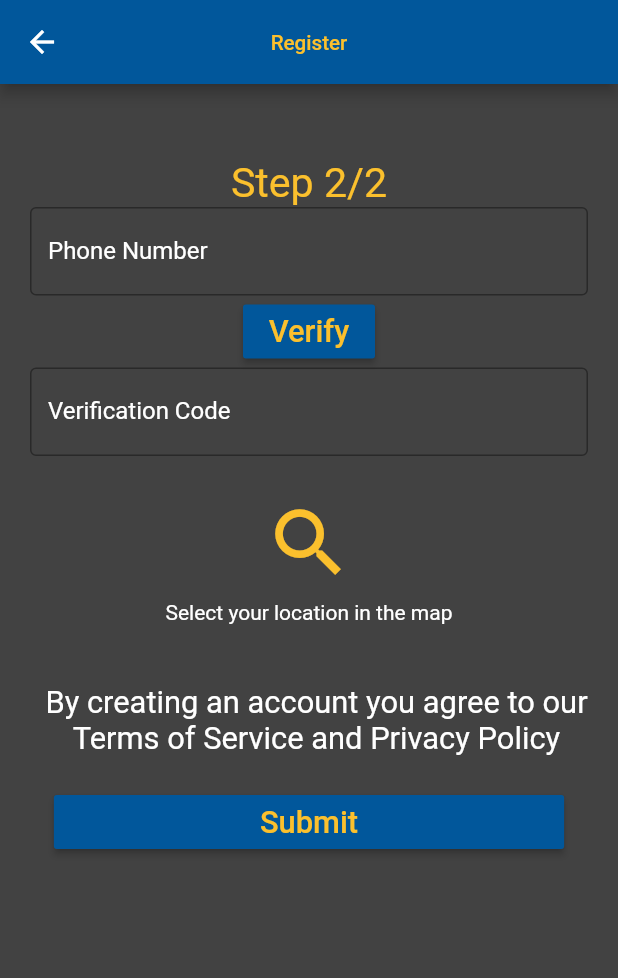
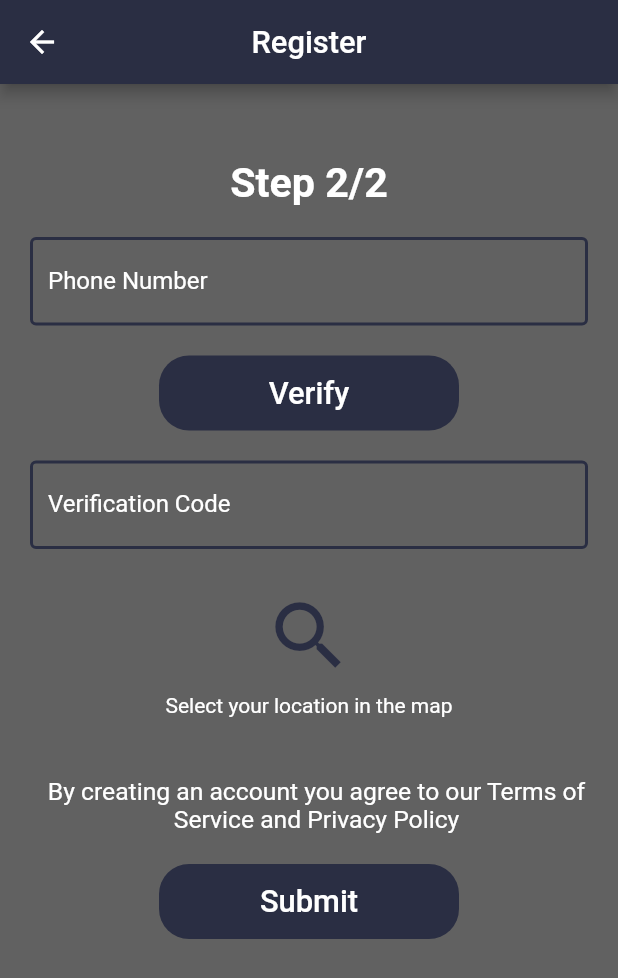
Before and after one commit to FixMe-Application/FixMe, a Flutter app: the RegisterFuel screen opened directly with empty values, on a phone screen of 412 x 824 dp. Shown: the top 978 px of the screen. Run offline on Flutter 3.47's test engine with Material 2 defaults, Android fonts, the phone set to English and light mode, and no system bars; our stand-ins replace firebase_auth, firebase_core, flutter_credit_card, flutter_rating_bar, flutter_spinkit, geolocator and 2 more; missing offline and left inert: flutter_dialogflow, flutter_facebook_login, google_map_polyline; accounts and stored records are empty; network calls fail; project files that could hold a hidden picture were left out.

Commit message:
Modified 'Register' page for 'Fuel-Owners'

```diff
--- a/lib/FuelOwner/Register/register-fuel.dart
+++ b/lib/FuelOwner/Register/register-fuel.dart
@@ -31,18 +31,19 @@ class _RegisterFuelState extends State<RegisterFuel> {
     SizeConfig().init(context);
     return Scaffold(
         appBar: AppBar(
-          backgroundColor: Colors.lightBlue[900],
+          backgroundColor: Color(0xff2a2e43),
           title: Text(
             "Register",
             style: TextStyle(
-                fontSize: SizeConfig.screenWidth / 30,
-                color: Colors.yellow[700]),
+              fontSize: SizeConfig.screenWidth / 20,
+              color: Colors.white,
+            ),
           ),
           centerTitle: true,
         ),
         body: Container(
             height: SizeConfig.screenHeight,
-            color: Colors.grey[800],
+            color: Colors.grey[700],
             padding: const EdgeInsets.only(left: 20, top: 50, right: 20),
             child: SingleChildScrollView(
                 child: Form(
@@ -50,31 +51,78 @@ class _RegisterFuelState extends State<RegisterFuel> {
               Text(
                 "Step 2/2",
                 style: TextStyle(
-                    fontSize: SizeConfig.screenWidth / 15,
-                    color: Colors.yellow[700]),
+                  fontSize: SizeConfig.screenWidth / 15,
+                  color: Colors.white,
+                  fontWeight: FontWeight.bold,
+                ),
                 textAlign: TextAlign.center,
               ),
+              SizedBox(
+                height: 20.0,
+              ),
               TextFormField(
+                style: TextStyle(
+                  color: Colors.white,
+                ),
                 decoration: InputDecoration(
                   border: const OutlineInputBorder(
-                      borderSide:
-                          const BorderSide(color: Colors.grey, width: 1.0)),
+                    borderSide: const BorderSide(
+                      color: Colors.grey,
+                      width: 2.0,
+                    ),
+                  ),
+                  enabledBorder: OutlineInputBorder(
+                    borderSide: BorderSide(
+                      color: Color(0xff2a2e43),
+                      width: 2.0,
+                    ),
+                  ),
                   labelText: 'Phone Number',
                   hintText: "0XXXXXXX",
                   labelStyle: TextStyle(color: Colors.white),
                   hintStyle: TextStyle(color: Colors.white),
                 ),
               ),
-              RaisedButton(
-                  child: Text("Verify",
-                      style: TextStyle(fontSize: SizeConfig.screenWidth / 20)),
-                  color: Colors.lightBlue[900],
-                  textColor: Colors.yellow[700],
+              SizedBox(
+                height: 20.0,
+              ),
+              TextButton(
+                  style: TextButton.styleFrom(
+                    primary: Colors.white,
+                    backgroundColor: Color(0xff2a2e43),
+                    onSurface: Colors.grey,
+                    minimumSize: Size(200.0, 50.0),
+                    shape: const RoundedRectangleBorder(
+                      borderRadius: BorderRadius.all(Radius.circular(20.0)),
+                    ),
+                  ),
+                  child: Text(
+                    "Verify",
+                    style: TextStyle(
+                      fontSize: SizeConfig.screenWidth / 20,
+                    ),
+                  ),
                   onPressed: () {}),
+              SizedBox(
+                height: 20.0,
+              ),
               TextFormField(
+                style: TextStyle(
+                  color: Colors.white,
+                ),
                 decoration: InputDecoration(
                   border: const OutlineInputBorder(
-                      borderSide: const BorderSide(color: Colors.grey)),
+                    borderSide: const BorderSide(
+                      color: Colors.grey,
+                      width: 2.0,
+                    ),
+                  ),
+                  enabledBorder: OutlineInputBorder(
+                    borderSide: BorderSide(
+                      color: Color(0xff2a2e43),
+                      width: 2.0,
+                    ),
+                  ),
                   labelText: 'Verification Code',
                   hintText: "XXXX",
                   labelStyle: TextStyle(color: Colors.white),
@@ -91,7 +139,7 @@ class _RegisterFuelState extends State<RegisterFuel> {
                     IconButton(
                         icon: Icon(
                           Icons.search,
-                          color: Colors.yellow[700],
+                          color: Color(0xff2a2e43),
                         ),
                         tooltip: "Explorer",
                         iconSize: 60.0,
@@ -111,20 +159,25 @@ class _RegisterFuelState extends State<RegisterFuel> {
                 child: Text(
                   "By creating an account you agree to our Terms of Service and Privacy Policy",
                   style: TextStyle(
-                      fontSize: SizeConfig.screenWidth / 20,
+                      fontSize: SizeConfig.screenWidth / 25,
                       color: Colors.white),
                   textAlign: TextAlign.center,
                 ),
               ),
-              RaisedButton(
-                  padding: EdgeInsets.only(
-                      left: SizeConfig.left / 3, right: SizeConfig.right / 3),
+              TextButton(
+                  style: TextButton.styleFrom(
+                    primary: Colors.white,
+                    backgroundColor: Color(0xff2a2e43),
+                    onSurface: Colors.grey,
+                    minimumSize: Size(200.0, 50.0),
+                    shape: const RoundedRectangleBorder(
+                      borderRadius: BorderRadius.all(Radius.circular(20.0)),
+                    ),
+                  ),
                   child: Text(
                     "Submit",
                     style: TextStyle(fontSize: SizeConfig.screenWidth / 20),
                   ),
-                  color: Colors.lightBlue[900],
-                  textColor: Colors.yellow[700],
                   onPressed: () async {
                     try {
                       User user = await _auth.registerWithEmailAndPassword(
```
